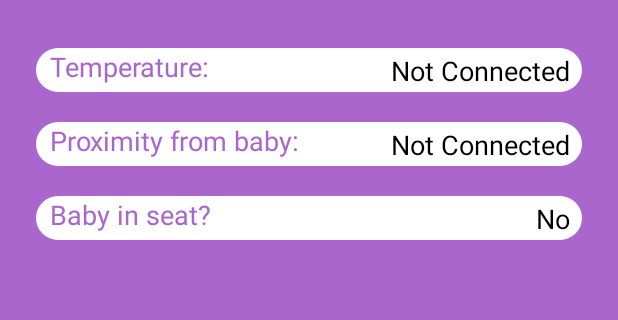
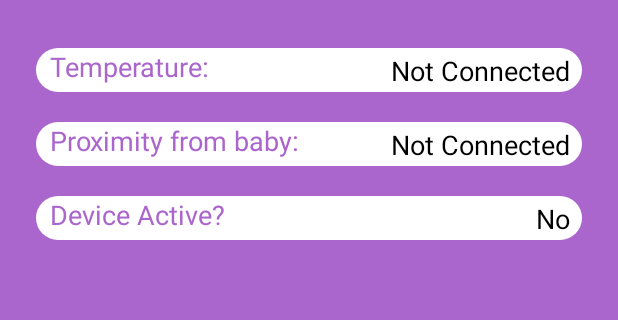
Before and after one commit to hmcashan13/GuardianAngel-Android, an Android app: the screen it shows after launch (DeviceActivity), on a phone screen of 412 x 824 dp, the part 297-617 px from its top. Run offline under Robolectric (Android 15) with nearby library versions, the phone set to English and light mode, and no system bars; libraries missing offline, so code that uses them is left out: org.altbeacon.beacon; 7 statements that could not run were skipped.

Commit message:
extracted connection state to global variable

```diff
--- a/app/src/main/java/com/example/hudsonmcashan/guradianaangel/BluetoothLeService.kt
+++ b/app/src/main/java/com/example/hudsonmcashan/guradianaangel/BluetoothLeService.kt
@@ -13,9 +13,7 @@ import java.util.*
 import android.os.IBinder
 import android.bluetooth.BluetoothGattDescriptor
 
-
-
-@TargetApi(21)
+@TargetApi(23)
 class BluetoothLeService : Service() {
 
     private var connectionState = STATE_DISCONNECTED
@@ -24,7 +22,6 @@ class BluetoothLeService : Service() {
     private var mBluetoothAdapter: BluetoothAdapter? = null
     private var mBluetoothDeviceAddress: String? = null
     private var mBluetoothGatt: BluetoothGatt? = null
-    private var mConnectionState = STATE_DISCONNECTED
 
     val mGattCallback = object : BluetoothGattCallback() {
         override fun onConnectionStateChange(gatt: BluetoothGatt, status: Int, newState: Int) {
@@ -234,15 +231,11 @@ class BluetoothLeService : Service() {
         }
 
     companion object {
-
         val UART_UUID = UUID.fromString("8519BF04-6C36-4B4A-4182-A2764CE2E05A")
         val UUID_SERVICE_UART = UUID.fromString("6E400001-B5A3-F393-E0A9-E50E24DCCA9E")
         val UUID_CHARACT_RX   = UUID.fromString("6E400002-B5A3-F393-E0A9-E50E24DCCA9E")
         val UUID_CHARACT_TX   = UUID.fromString("6E400003-B5A3-F393-E0A9-E50E24DCCA9E")
         val UUID_DESCRIPTOR = UUID.fromString("00002902-0000-1000-8000-00805f9b34fb")
-        private val STATE_DISCONNECTED = 0
-        private val STATE_CONNECTING = 1
-        private val STATE_CONNECTED = 2
         val ACTION_GATT_CONNECTED = "com.example.hudsonmcashan.guardianangel.ACTION_GATT_CONNECTED"
         val ACTION_GATT_DISCONNECTED = "com.example.hudsonmcashan.guardianangel.ACTION_GATT_DISCONNECTED"
         val ACTION_GATT_SERVICES_DISCOVERED =
--- a/app/src/main/java/com/example/hudsonmcashan/guradianaangel/DeviceActivity.kt
+++ b/app/src/main/java/com/example/hudsonmcashan/guradianaangel/DeviceActivity.kt
@@ -22,7 +22,9 @@ import android.widget.Toast
 import org.jetbrains.anko.toast
 import android.bluetooth.BluetoothAdapter
 import android.content.*
+import android.media.audiofx.BassBoost
 import android.os.IBinder
+import android.provider.Settings
 import android.text.Layout
 import android.view.MenuItem
 import com.example.hudsonmcashan.guradianaangel.Settings.SettingsActivity
@@ -32,7 +34,15 @@ import kotlin.math.roundToInt
 const val TAG_BEACON = "BeaconDeviceActivity"
 const val TAG_BLUETOOTH = "BluetoothDeviceActivity"
 
-@TargetApi(21)
+val STATE_DISCONNECTED = 0
+val STATE_CONNECTING = 1
+val STATE_CONNECTED = 2
+var mConnectionState = STATE_DISCONNECTED
+
+val appIdentifier = "com.example.hudsonmcashan.guradianaangel"
+val appTitle = "Guardian Angel"
+
+@TargetApi(23)
 class DeviceActivity : AppCompatActivity(), BeaconConsumer {
     // Notification properties
     private val outOfRegionNotificationDescription = "Your too far away from your baby"
@@ -49,10 +59,6 @@ class DeviceActivity : AppCompatActivity(), BeaconConsumer {
     lateinit var bleScanCallback: BluetoothAdapter.LeScanCallback
     private var mDeviceAddress: String? = null
     private var mBluetoothLeService: BluetoothLeService? = null
-    private val STATE_DISCONNECTED = 0
-    private val STATE_CONNECTING = 1
-    private val STATE_CONNECTED = 2
-    private var mConnectionState = STATE_DISCONNECTED
     val ENABLE_BT_REQUEST_CODE = 1
     var isBabyInSeat: Boolean = false
 
@@ -61,6 +67,7 @@ class DeviceActivity : AppCompatActivity(), BeaconConsumer {
         setContentView(R.layout.activity_connection)
 
         setupActionBar()
+        setupWriteSettings()
         setupInfoButton()
         setupSettingsButton()
         setupBeacon()
@@ -70,6 +77,7 @@ class DeviceActivity : AppCompatActivity(), BeaconConsumer {
     override fun onResume() {
         super.onResume()
         registerReceiver(mGattUpdateReceiver, makeGattUpdateIntentFilter())
+        if (mConnectionState == STATE_DISCONNECTED) { startScan() }
     }
 
     override fun onDestroy() {
@@ -96,6 +104,13 @@ class DeviceActivity : AppCompatActivity(), BeaconConsumer {
             0 -> actionBar!!.title = "Disconnected"
             1 -> actionBar!!.title = "Connecting"
             2 -> actionBar!!.title = "Connected"
+        }
+    }
+
+    private fun setupWriteSettings() {
+        val canWrite = Settings.System.canWrite(this)
+        if (!canWrite) {
+            Settings.ACTION_MANAGE_WRITE_SETTINGS
         }
     }
 
@@ -129,7 +144,7 @@ class DeviceActivity : AppCompatActivity(), BeaconConsumer {
         my_region = Region("my_beacon_region", id1, id2, id3)
         beaconManager.getBeaconParsers().add(BeaconParser().setBeaconLayout("m:2-3=0215,i:4-19,i:20-21,i:22-23,p:24-24"))
         beaconManager.bind(this)
-        //  Setup location permissions
+        //  Setup location permissions (API 23 and greater)
         if (Build.VERSION.SDK_INT >= Build.VERSION_CODES.M) {
             if (this.checkSelfPermission(android.Manifest.permission.ACCESS_COARSE_LOCATION) != PackageManager.PERMISSION_GRANTED) {
                 val builder = AlertDialog.Builder(this)
@@ -140,6 +155,8 @@ class DeviceActivity : AppCompatActivity(), BeaconConsumer {
                 builder.show()
             }
         }
+        //TODO: Error message that the app isn't compatible with the phone
+
     }
 
     private fun setupUART() {
@@ -210,25 +227,23 @@ class DeviceActivity : AppCompatActivity(), BeaconConsumer {
         val notificationManager: NotificationManager = getSystemService(Context.NOTIFICATION_SERVICE) as NotificationManager
         lateinit var notificationChannel: NotificationChannel
         lateinit var builder: Notification.Builder
-        val channelId = "com.example.hudsonmcashan.guradianaangel"
-        val title = "Guardian Angel"
         val intent = Intent(this, DeviceActivity::class.java)
         val pendingIntent = PendingIntent.getActivity(this, 0, intent, PendingIntent.FLAG_UPDATE_CURRENT)
 
         val contentView = RemoteViews(packageName, R.layout.notification_layout)
-        contentView.setTextViewText(R.id.notification_title, title)
+        contentView.setTextViewText(R.id.notification_title, appTitle)
         contentView.setTextViewText(R.id.notification_content, description)
         if (Build.VERSION.SDK_INT >= Build.VERSION_CODES.O) {
-            notificationChannel = NotificationChannel(channelId, description, NotificationManager.IMPORTANCE_HIGH)
+            notificationChannel = NotificationChannel(appIdentifier, description, NotificationManager.IMPORTANCE_HIGH)
             notificationChannel.enableLights(true)
             notificationChannel.lightColor = Color.MAGENTA
             notificationChannel.enableVibration(true)
             notificationManager.createNotificationChannel(notificationChannel)
 
-            builder = Notification.Builder(this, channelId)
+            builder = Notification.Builder(this, appIdentifier)
                     .setSmallIcon(R.drawable.ic_launcher_round)
                     .setContentIntent(pendingIntent)
-                    .setChannelId(channelId)
+                    .setChannelId(appIdentifier)
                     .setAutoCancel(true)
         } else {
             builder = Notification.Builder(this)
@@ -236,11 +251,8 @@ class DeviceActivity : AppCompatActivity(), BeaconConsumer {
                     .setLargeIcon(BitmapFactory.decodeResource(this.resources, R.drawable.angel_wings_app_icon))
                     .setContentIntent(pendingIntent)
         }
-        if (Build.VERSION.SDK_INT < 16) {
-            notificationManager.notify(1, builder.notification)
-        } else {
+
         notificationManager.notify(1, builder.build())
-        }
     }
 
     private fun isBabyInSeat(isInSeat: Boolean) {
@@ -259,12 +271,15 @@ class DeviceActivity : AppCompatActivity(), BeaconConsumer {
                 val distance = beacon.distance.toInt()
                 Log.i(TAG_BEACON, "beacon distance: $distance")
 
+                if (mConnectionState != STATE_DISCONNECTED) {
                     when(distance){
                         in Int.MIN_VALUE until 0 -> beacon_label.text = "Not Connected"
                         in 0..5 -> beacon_label.text = "Very Close"
                         in 5..10 -> beacon_label.text = "Near"
                         else -> beacon_label.text = "Far"
                     }
+                }
+
             }
         }
 
@@ -277,12 +292,12 @@ class DeviceActivity : AppCompatActivity(), BeaconConsumer {
         beaconManager.addMonitorNotifier(object : MonitorNotifier {
             override fun didEnterRegion(region: Region) {
                 Log.i(TAG_BEACON, "Hola")
+                if (mConnectionState == STATE_DISCONNECTED) { startScan() }
             }
 
             override fun didExitRegion(region: Region) {
                 Log.i(TAG_BEACON, "Adios")
                 beacon_label.text = "Not Connected"
-                //sendNotification(outOfRegionNotificationDescription)
             }
 
             override fun didDetermineStateForRegion(state: Int, region: Region) {
@@ -299,6 +314,7 @@ class DeviceActivity : AppCompatActivity(), BeaconConsumer {
 
     }
 
+    // Initiates Bluetooth pairing process
     private fun startScan() {
         if (bluetoothAdapter.isEnabled) {
             bleScanner = bluetoothAdapter.bluetoothLeScanner
@@ -311,22 +327,19 @@ class DeviceActivity : AppCompatActivity(), BeaconConsumer {
         }
     }
     private fun stopScan() {
-        if (Build.VERSION.SDK_INT > Build.VERSION_CODES.KITKAT) {
         bluetoothAdapter.bluetoothLeScanner.stopScan(scanCallback)
-        } else {
-            bluetoothAdapter.stopLeScan(bleScanCallback)
-        }
     }
 
     val scanCallback = object: ScanCallback() {
         override fun onScanResult(callbackType: Int, result: ScanResult) {
+            Log.i(TAG_BLUETOOTH, "Scanning...")
             if("NORDIC_USART" == result.device.name) {
                 mDeviceAddress = result.device.address
                 Log.i(TAG_BLUETOOTH, "Connecting to Guardian Angel: $mDeviceAddress")
                 stopScan()
                 if (mBluetoothLeService != null) {
-                    val result = mBluetoothLeService!!.connect(mDeviceAddress)
-                    Log.d(TAG_BLUETOOTH, "Connect request result=" + result)
+                    val connectionResut = mBluetoothLeService!!.connect(mDeviceAddress)
+                    Log.d(TAG_BLUETOOTH, "Connect request result=$connectionResut")
                 }
             }
             super.onScanResult(callbackType, result)
@@ -340,17 +353,17 @@ class DeviceActivity : AppCompatActivity(), BeaconConsumer {
     //                        or notification operations.
     private val mGattUpdateReceiver = object : BroadcastReceiver() {
         override fun onReceive(context: Context, intent: Intent) {
-            val action = intent.action
-            if (BluetoothLeService.ACTION_GATT_CONNECTED == action) {
-                mConnectionState = STATE_CONNECTED
+            when (intent.action){
+                BluetoothLeService.ACTION_GATT_CONNECTED -> {
                     setActionBarTitle(mConnectionState)
-            } else if (BluetoothLeService.ACTION_GATT_DISCONNECTED == action) {
+                }
+                BluetoothLeService.ACTION_GATT_DISCONNECTED -> {
                     mConnectionState = STATE_DISCONNECTED
                     setActionBarTitle(mConnectionState)
                     temp_label.text = "Not Connected"
                     beacon_label.text = "Not Connected"
-            } else if (BluetoothLeService.ACTION_DATA_AVAILABLE == action) {
-                displayData(intent.getStringExtra(BluetoothLeService.EXTRA_DATA))
+                }
+                BluetoothLeService.ACTION_DATA_AVAILABLE -> displayData(intent.getStringExtra(BluetoothLeService.EXTRA_DATA))
             }
         }
     }
--- a/app/src/main/res/layout/activity_connection.xml
+++ b/app/src/main/res/layout/activity_connection.xml
@@ -46,7 +46,7 @@
         android:layout_height="29dp"
         android:layout_marginTop="20dp"
         android:background="@drawable/rounded_button2"
-        android:text="  Baby in seat?"
+        android:text="  Device Active?"
         android:textAppearance="@style/TextAppearance.AppCompat.Caption"
         android:textColor="@android:color/holo_purple"
         android:textColorLink="@color/colorPrimary"
@@ -54,7 +54,7 @@
         app:layout_constraintEnd_toEndOf="@+id/beacon_text"
         app:layout_constraintStart_toStartOf="@+id/beacon_text"
         app:layout_constraintTop_toBottomOf="@+id/beacon_text"
-        tools:text="  Baby in seat?" />
+        tools:text="  Device Active?" />
 
     <Button
         android:id="@+id/settings_button"
--- a/app/src/main/res/layout/activity_info_device.xml
+++ b/app/src/main/res/layout/activity_info_device.xml
@@ -1,7 +1,7 @@
 <?xml version="1.0" encoding="utf-8"?>
 <android.support.constraint.ConstraintLayout xmlns:android="http://schemas.android.com/apk/res/android"
     xmlns:app="http://schemas.android.com/apk/res-auto"
-    android:layout_width="match_parent"
+    xmlns:tools="http://schemas.android.com/tools" android:layout_width="match_parent"
     android:layout_height="match_parent"
     android:background="@android:color/holo_purple">
 
@@ -15,6 +15,6 @@
         app:layout_constraintEnd_toEndOf="parent"
         app:layout_constraintStart_toStartOf="parent"
         app:layout_constraintTop_toTopOf="parent"
-        app:popupTheme="@style/ThemeOverlay.AppCompat.Light" />
+        app:popupTheme="@style/ThemeOverlay.AppCompat.Light" tools:targetApi="lollipop"/>
 
 </android.support.constraint.ConstraintLayout>
```
Lines whose indentation alone changed are shown as unchanged.
